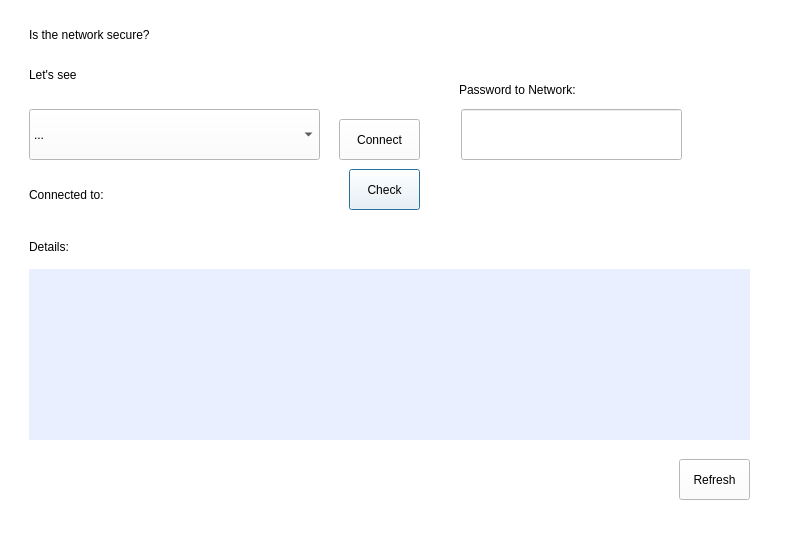
First picture: the form in mai.ui, repository StefyVP/Hack_TUES_9_VLAN, before the edit.
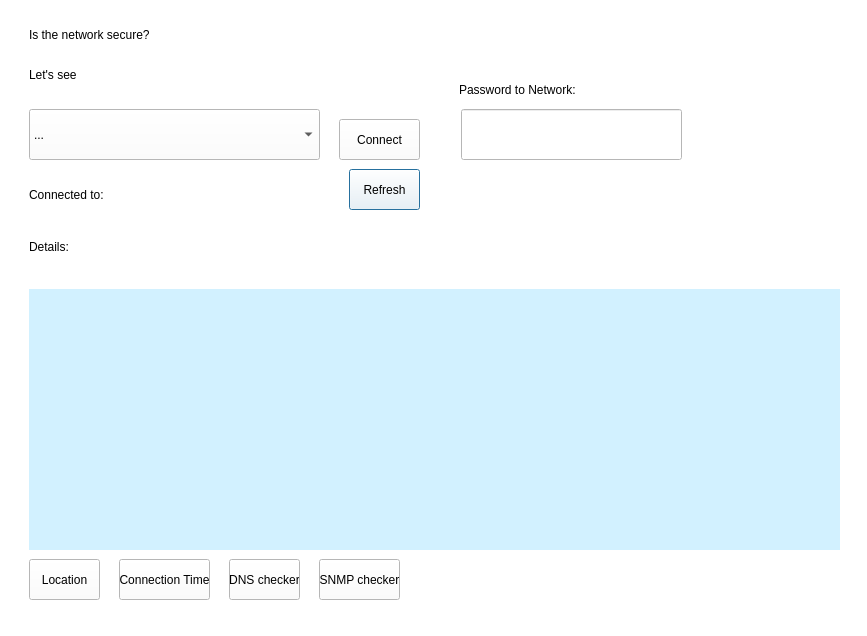
Second picture: the form after the edit.

Diff of the .ui file:
```diff
--- a/mai.ui
+++ b/mai.ui
@@ -6,8 +6,8 @@
    <rect>
     <x>0</x>
     <y>0</y>
-    <width>785</width>
-    <height>552</height>
+    <width>867</width>
+    <height>636</height>
    </rect>
   </property>
   <property name="windowTitle">
@@ -90,24 +90,7 @@
      <string>Details:</string>
     </property>
    </widget>
-   <widget class="QLabel" name="details_label">
-    <property name="geometry">
-     <rect>
-      <x>40</x>
-      <y>270</y>
-      <width>721</width>
-      <height>171</height>
-     </rect>
-    </property>
-    <property name="styleSheet">
-     <string notr="true">background-color: rgb(233, 239, 255);
-font: 12pt &quot;MS Shell Dlg 2&quot;;</string>
-    </property>
-    <property name="text">
-     <string/>
-    </property>
-   </widget>
-   <widget class="QPushButton" name="check_btn">
+   <widget class="QPushButton" name="refresh_btn">
     <property name="geometry">
      <rect>
       <x>360</x>
@@ -117,19 +100,6 @@
      </rect>
     </property>
     <property name="text">
-     <string>Check</string>
-    </property>
-   </widget>
-   <widget class="QPushButton" name="refresh_btn">
-    <property name="geometry">
-     <rect>
-      <x>690</x>
-      <y>460</y>
-      <width>71</width>
-      <height>41</height>
-     </rect>
-    </property>
-    <property name="text">
      <string>Refresh</string>
     </property>
    </widget>
@@ -192,6 +162,75 @@
      <string>Password to Network:</string>
     </property>
    </widget>
+   <widget class="QLabel" name="msg_area">
+    <property name="geometry">
+     <rect>
+      <x>40</x>
+      <y>290</y>
+      <width>811</width>
+      <height>261</height>
+     </rect>
+    </property>
+    <property name="styleSheet">
+     <string notr="true">background-color: rgb(210, 241, 255);
+font: 10pt &quot;MS Shell Dlg 2&quot;;</string>
+    </property>
+    <property name="text">
+     <string/>
+    </property>
+   </widget>
+   <widget class="QPushButton" name="location_btn">
+    <property name="geometry">
+     <rect>
+      <x>40</x>
+      <y>560</y>
+      <width>71</width>
+      <height>41</height>
+     </rect>
+    </property>
+    <property name="text">
+     <string>Location</string>
+    </property>
+   </widget>
+   <widget class="QPushButton" name="time_btn">
+    <property name="geometry">
+     <rect>
+      <x>130</x>
+      <y>560</y>
+      <width>91</width>
+      <height>41</height>
+     </rect>
+    </property>
+    <property name="text">
+     <string>Connection Time</string>
+    </property>
+   </widget>
+   <widget class="QPushButton" name="dns_btn">
+    <property name="geometry">
+     <rect>
+      <x>240</x>
+      <y>560</y>
+      <width>71</width>
+      <height>41</height>
+     </rect>
+    </property>
+    <property name="text">
+     <string>DNS checker</string>
+    </property>
+   </widget>
+   <widget class="QPushButton" name="snmp_btn">
+    <property name="geometry">
+     <rect>
+      <x>330</x>
+      <y>560</y>
+      <width>81</width>
+      <height>41</height>
+     </rect>
+    </property>
+    <property name="text">
+     <string>SNMP checker</string>
+    </property>
+   </widget>
   </widget>
  </widget>
  <resources/>
```
